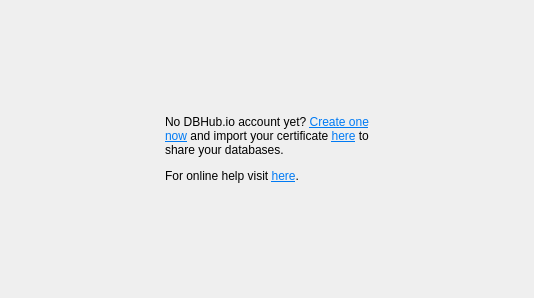
Above: src/RemoteDock.ui from sqlitebrowser/sqlitebrowser before the change. Below: the same form after it.
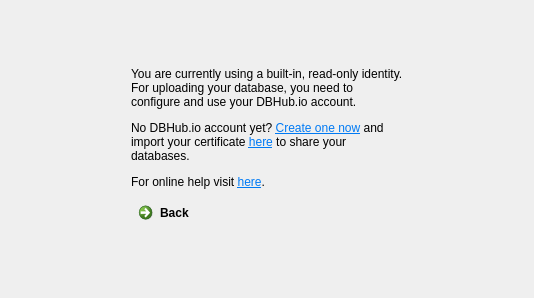
That is the form after the change. The open tabs and pages were chosen to show the change. Icons and pictures are not drawn.

Commit message:
dbhub: Add a built-in certificate for read-only access to dbhub.io
This adds a built-in, default certificate which enables read-only access
to dbhub.io. This should make it easier to try out the remote features.
When trying to open the Push Database dialog, a message with more
details and all required links is displayed.

```diff
--- a/src/RemoteDock.ui
+++ b/src/RemoteDock.ui
@@ -90,7 +90,7 @@
       </layout>
      </widget>
      <widget class="QWidget" name="pageNoCerts">
-      <layout class="QVBoxLayout" name="verticalLayout_2">
+      <layout class="QVBoxLayout" name="verticalLayout_3">
        <item>
         <spacer name="verticalSpacer">
          <property name="orientation">
@@ -120,9 +120,11 @@
           </spacer>
          </item>
          <item>
+          <layout class="QVBoxLayout" name="verticalLayout_2">
+           <item>
           <widget class="QLabel" name="labelNoCert">
            <property name="text">
-            <string>&lt;html&gt;&lt;head/&gt;&lt;body&gt;&lt;p&gt;No DBHub.io account yet? &lt;a href=&quot;https://dbhub.io/&quot;&gt;&lt;span style=&quot; text-decoration: underline; color:#007af4;&quot;&gt;Create one now&lt;/span&gt;&lt;/a&gt; and import your certificate &lt;a href=&quot;#preferences&quot;&gt;&lt;span style=&quot; text-decoration: underline; color:#007af4;&quot;&gt;here&lt;/span&gt;&lt;/a&gt; to share your databases.&lt;/p&gt;&lt;p&gt;For online help visit &lt;a href=&quot;https://dbhub.io/about&quot;&gt;&lt;span style=&quot; text-decoration: underline; color:#007af4;&quot;&gt;here&lt;/span&gt;&lt;/a&gt;.&lt;/p&gt;&lt;/body&gt;&lt;/html&gt;</string>
+              <string>&lt;html&gt;&lt;head/&gt;&lt;body&gt;&lt;p&gt;You are currently using a built-in, read-only identity. For uploading your database, you need to configure and use your DBHub.io account.&lt;/p&gt;&lt;p&gt;No DBHub.io account yet? &lt;a href=&quot;https://dbhub.io/&quot;&gt;&lt;span style=&quot; text-decoration: underline; color:#007af4;&quot;&gt;Create one now&lt;/span&gt;&lt;/a&gt; and import your certificate &lt;a href=&quot;#preferences&quot;&gt;&lt;span style=&quot; text-decoration: underline; color:#007af4;&quot;&gt;here&lt;/span&gt;&lt;/a&gt; to share your databases.&lt;/p&gt;&lt;p&gt;For online help visit &lt;a href=&quot;https://dbhub.io/about&quot;&gt;&lt;span style=&quot; text-decoration: underline; color:#007af4;&quot;&gt;here&lt;/span&gt;&lt;/a&gt;.&lt;/p&gt;&lt;/body&gt;&lt;/html&gt;</string>
            </property>
            <property name="wordWrap">
             <bool>true</bool>
@@ -130,6 +132,15 @@
           </widget>
          </item>
          <item>
+            <widget class="QCommandLinkButton" name="buttonNoCertBack">
+             <property name="text">
+              <string>Back</string>
+             </property>
+            </widget>
+           </item>
+          </layout>
+         </item>
+         <item>
           <spacer name="horizontalSpacer_3">
            <property name="orientation">
             <enum>Qt::Horizontal</enum>
```
Left out of the diff: 17 changed lines with no effect on the pictures. Lines whose indentation alone changed are shown as unchanged. The commit also changes 5 other files.
